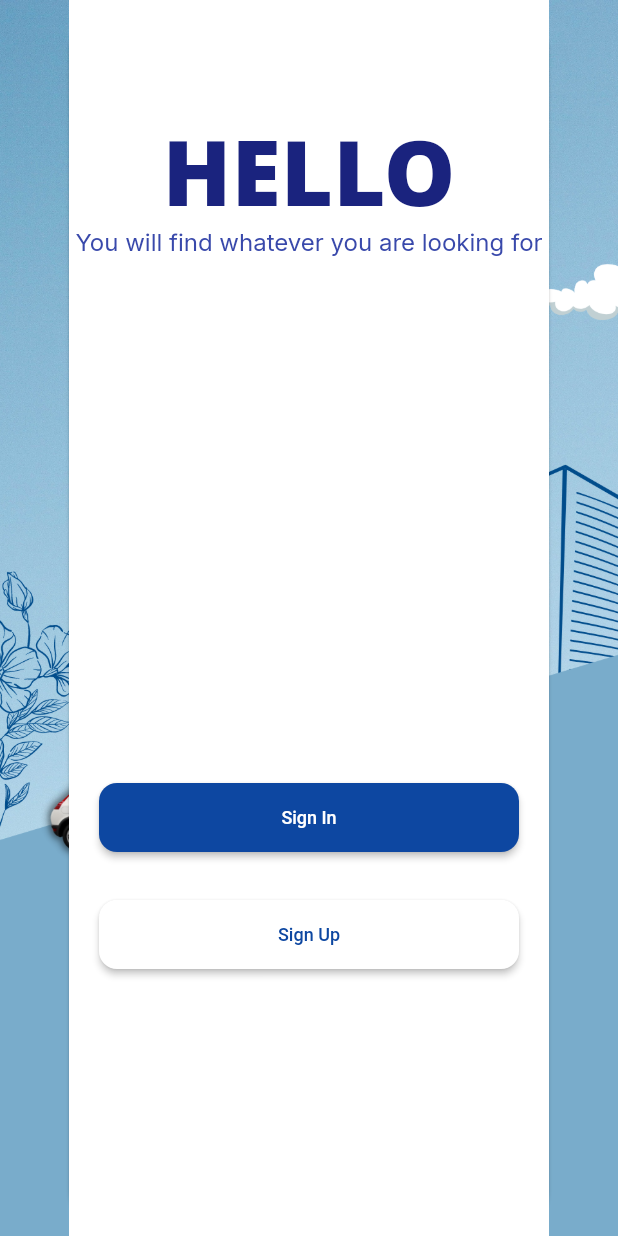
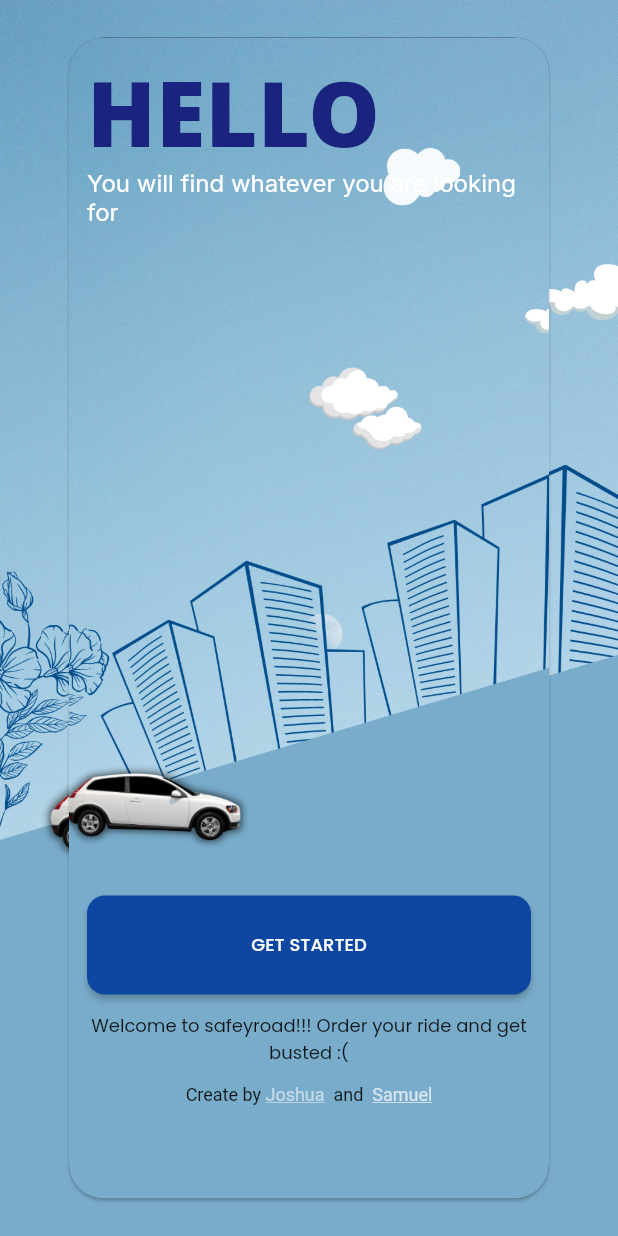
Before and after one commit to The-Jay-Tech/my_flutter_journey, a Flutter app: the screen it shows after launch, on a phone screen of 412 x 824 dp. Run offline on Flutter 3.47's test engine with Material 2 defaults, Android fonts, the light colour scheme and no system bars; our stand-ins replace firebase_auth, firebase_core, google_fonts, google_sign_in; missing offline and left inert: dart:html; accounts and stored records are empty; Roboto replaces fonts that are missing (Sanchez).

Commit message:
updates on UI

```diff
--- a/login_ui/lib/main.dart
+++ b/login_ui/lib/main.dart
@@ -9,7 +9,7 @@ class MyApp extends StatelessWidget {
   @override
   Widget build(BuildContext context) {
     return MaterialApp(
-      title: 'Flutter Demo',
+      title: 'Safey Road',
       theme: ThemeData(
         primarySwatch: Colors.blue,
       ),
--- a/login_ui/lib/screens/homepage.dart
+++ b/login_ui/lib/screens/homepage.dart
@@ -1,4 +1,7 @@
+import 'dart:html' as html;
+import 'package:flutter/gestures.dart';
 import 'package:flutter/material.dart';
+import 'package:google_fonts/google_fonts.dart';
 import 'package:login_ui/screens/sign_in.dart';
 import 'package:login_ui/styles/images.dart';
 import 'package:login_ui/styles/text.dart';
@@ -20,32 +23,32 @@ class _HomePageState extends State<HomePage> {
         // padding: EdgeInsets.all(16),
         decoration: BoxDecoration(
           image: DecorationImage(
-            image: AssetImage(AppImages.bacground),
-            fit: BoxFit.cover,
+              image: AssetImage(AppImages.bacground), fit: BoxFit.cover),
         ),
-        ),
+        child: Padding(
+          padding: const EdgeInsets.only(top: 25, bottom: 25),
           child: Center(
             child: Card(
               elevation: 1,
-            color: Color(0xFF251734).withOpacity(1.0),
+              color: Color(0xFF251734).withOpacity(0.3),
               margin: EdgeInsets.only(left: 32, right: 32),
-            shape:
-                RoundedRectangleBorder(borderRadius: BorderRadius.circular(32)),
+              shape: RoundedRectangleBorder(
+                borderRadius: BorderRadius.circular(23),
+              ),
               child: Container(
-              color: Colors.white,
-              height: MediaQuery.of(context).size.height,
+                padding: EdgeInsets.fromLTRB(12, 16, 12, 32),
                 width: 320,
-              // alignment: Alignment.center,
+                decoration: BoxDecoration(
+                  color: Color(0xFF251734).withOpacity(0.3),
+                  borderRadius: BorderRadius.circular(23),
+                  image: DecorationImage(
+                      image: AssetImage('assets/background.png'),
+                      fit: BoxFit.cover),
+                ),
                 child: Column(
-                mainAxisAlignment: MainAxisAlignment.start,
+                  // mainAxisAlignment: MainAxisAlignment.center,
                   crossAxisAlignment: CrossAxisAlignment.start,
                   children: [
-                  Padding(padding: EdgeInsets.fromLTRB(10, 20, 10, 20)),
-                  Column(
-                    mainAxisAlignment: MainAxisAlignment.center,
-                    crossAxisAlignment: CrossAxisAlignment.center,
-                    children: [
-                      Padding(padding: EdgeInsets.fromLTRB(10, 20, 10, 20)),
                     Text(
                       'HELLO',
                       style: AppTextStyle().titleStyle,
@@ -54,14 +57,9 @@ class _HomePageState extends State<HomePage> {
                       'You will find whatever you are looking for',
                       style: AppTextStyle().subTitleStyle,
                     ),
-                      Padding(
-                        padding: const EdgeInsets.fromLTRB(20, 100, 20, 20),
-                        child: Column(
-                          mainAxisAlignment: MainAxisAlignment.center,
-                          children: [
-                            Padding(
-                                padding: EdgeInsets.fromLTRB(20, 150, 20, 100)),
+                    Spacer(),
                     MaterialButton(
+                      minWidth: double.infinity,
                       onPressed: () {
                         Navigator.push(
                           context,
@@ -72,52 +70,63 @@ class _HomePageState extends State<HomePage> {
                       },
                       color: Colors.blue[900],
                       shape: RoundedRectangleBorder(
-                                  borderRadius: BorderRadius.circular(12)),
-                              padding: EdgeInsets.symmetric(
-                                  horizontal: 14, vertical: 16),
-                              child: Row(
-                                mainAxisAlignment: MainAxisAlignment.center,
+                        borderRadius: BorderRadius.circular(12),
+                      ),
+                      padding:
+                          EdgeInsets.symmetric(horizontal: 14, vertical: 24),
+                      child: Text(
+                        'GET STARTED',
+                        style: GoogleFonts.poppins(
+                            color: Colors.white, fontSize: 12),
+                      ),
+                    ),
+                    SizedBox(height: 12),
+                    Text(
+                      'Welcome to safeyroad!!! Order your ride and get busted :(',
+                      textAlign: TextAlign.center,
+                      style: GoogleFonts.poppins(fontSize: 12),
+                    ),
+                    SizedBox(height: 12),
+                    Center(
+                      child: Text.rich(
+                        TextSpan(
+                          text: 'Create by ',
+                          style: TextStyle(fontSize: 12),
                           children: [
-                                  Text(
-                                    'Sign In',
-                                    style: TextStyle(
-                                      color: Colors.white,
-                                      fontSize: 12,
+                            TextSpan(
+                                text: 'Joshua',
+                                style: GoogleFonts.sanchez(
+                                  color: Colors.white54,
+                                  decoration: TextDecoration.underline,
                                 ),
+                                recognizer: TapGestureRecognizer()
+                                  ..onTap = () {
+                                    html.window.open(
+                                        'https://github.com/Josh-cyber09',
+                                        'Github');
+                                  }),
+                            TextSpan(text: '  and  '),
+                            TextSpan(
+                              text: 'Samuel',
+                              style: GoogleFonts.sanchez(
+                                color: Colors.white70,
+                                decoration: TextDecoration.underline,
+                              ),
+                              recognizer: TapGestureRecognizer()
+                                ..onTap = () {
+                                  html.window.open(
+                                      'https://github.com/techwithsam',
+                                      'Github');
+                                },
                             ),
                           ],
                         ),
-                            )
+                        textAlign: TextAlign.center,
+                      ),
+                    ),
+                    SizedBox(height: 30)
                   ],
                 ),
-                      ),
-                      Padding(
-                        padding: const EdgeInsets.fromLTRB(20, 10, 20, 10),
-                        child: MaterialButton(
-                          onPressed: () {},
-                          color: Colors.white,
-                          shape: RoundedRectangleBorder(
-                            borderRadius: BorderRadius.circular(12),
-                          ),
-                          padding:
-                              EdgeInsets.symmetric(horizontal: 14, vertical: 16),
-                          child: Row(
-                            mainAxisAlignment: MainAxisAlignment.center,
-                            children: [
-                              Text(
-                                'Sign Up',
-                                style: TextStyle(
-                                  color: Colors.blue[900],
-                                  fontSize: 12,
-                                ),
-                              ),
-                            ],
-                          ),
-                        ),
-                      )
-                    ],
-                  ),
-                ],
               ),
             ),
           ),
--- a/login_ui/lib/styles/text.dart
+++ b/login_ui/lib/styles/text.dart
@@ -11,6 +11,7 @@ class AppTextStyle {
   final subTitleStyle = GoogleFonts.inter(
     fontSize: 16,
     height: 1.2,
-    color: Colors.indigo[600],
+    // color: Colors.indigo[600],
+    color: Colors.white,
   );
 }
```
Also changed, not shown: 1 other file. Lines whose indentation alone changed are shown as unchanged.
